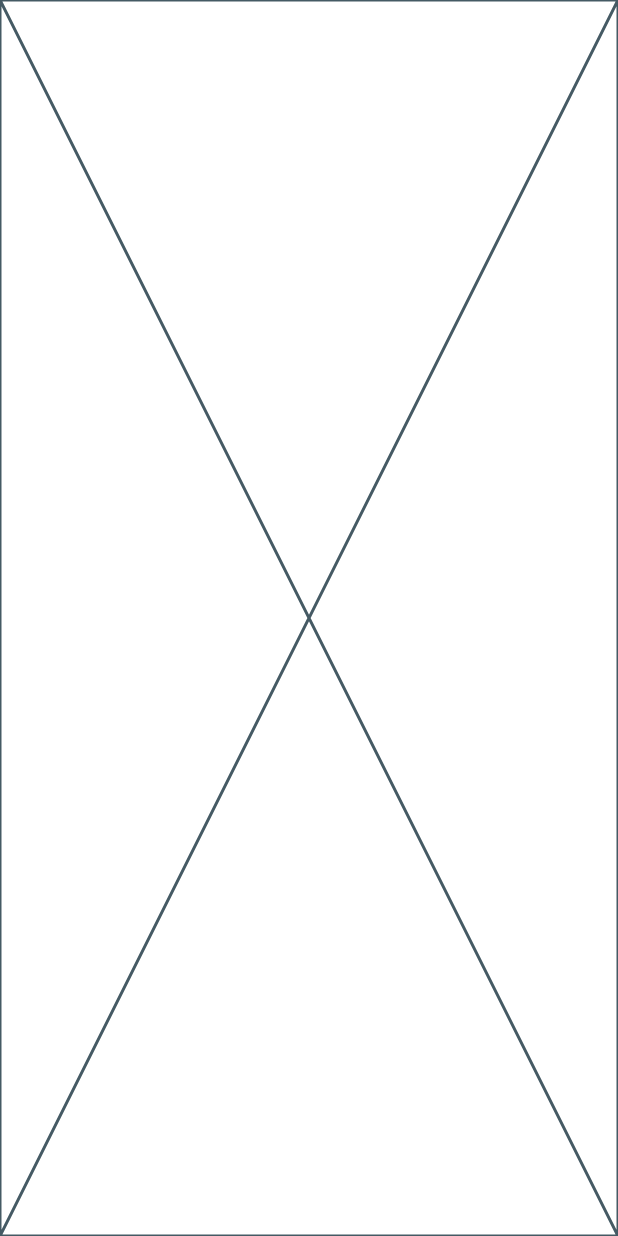
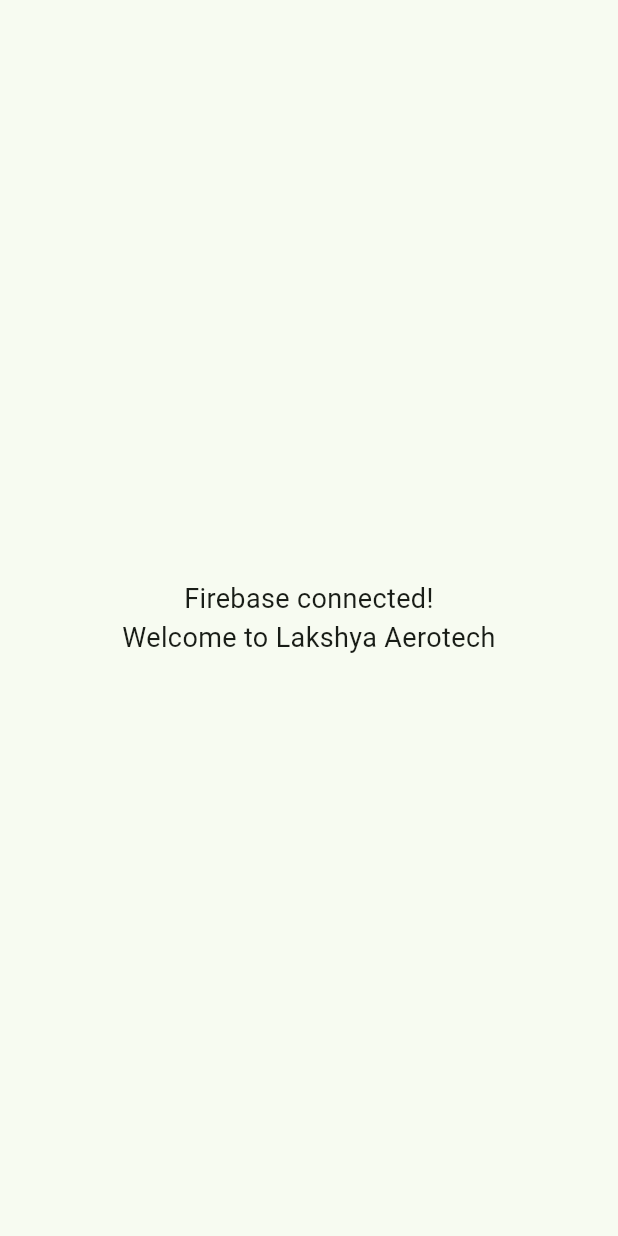
Before and after one commit to Lakshya-Aerotech/Android-App, a Flutter app: the screen it shows after launch, on a phone screen of 412 x 824 dp. Run offline on Flutter 3.47's test engine with Material 3 defaults, Android fonts, the phone set to English and light mode, and no system bars; our stand-ins replace firebase_core, flutter_riverpod, go_router; accounts and stored records are empty.

Commit message:
commit after firebase connection

```diff
--- a/lib/core/routes/app_router.dart
+++ b/lib/core/routes/app_router.dart
@@ -1,5 +1,5 @@
+import 'package:flutter/material.dart';
 import 'package:go_router/go_router.dart';
-import '../../features/auth/presentation/login_screen.dart'; // Placeholder
 
 class AppRouter {
   static final router = GoRouter(
@@ -7,7 +7,16 @@
     routes: [
       GoRoute(
         path: '/',
-        builder: (context, state) => const Placeholder(), // Initial route
+        builder:
+            (context, state) => const Scaffold(
+              body: Center(
+                child: Text(
+                  'Firebase connected!\nWelcome to Lakshya Aerotech',
+                  textAlign: TextAlign.center,
+                  style: TextStyle(fontSize: 18),
+                ),
+              ),
+            ),
       ),
     ],
   );
```
Also changed, not shown: lib/main.dart (+3 -8 lines), pubspec.yaml (+5 -2 lines), pubspec.lock, 11 other files.
